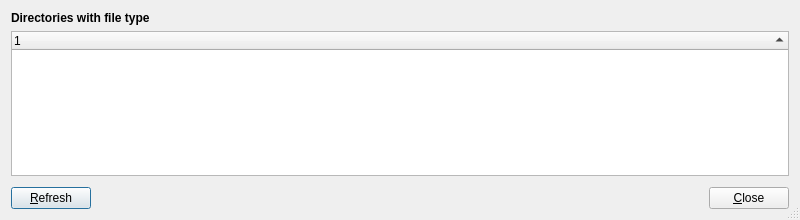
The window that src/locate-file-type-window.ui (Lithopsian/qdirstat) describes before a commit, drawn with Qt 5.
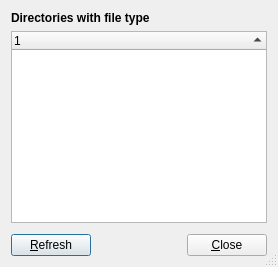
The same window after the commit.

What changed in the file:
```diff
--- a/src/locate-file-type-window.ui
+++ b/src/locate-file-type-window.ui
@@ -2,14 +2,6 @@
 <ui version="4.0">
  <class>LocateFileTypeWindow</class>
  <widget class="QDialog" name="LocateFileTypeWindow">
-  <property name="geometry">
-   <rect>
-    <x>0</x>
-    <y>0</y>
-    <width>800</width>
-    <height>220</height>
-   </rect>
-  </property>
   <property name="windowTitle">
    <string>Locate Files by Type</string>
   </property>
```
